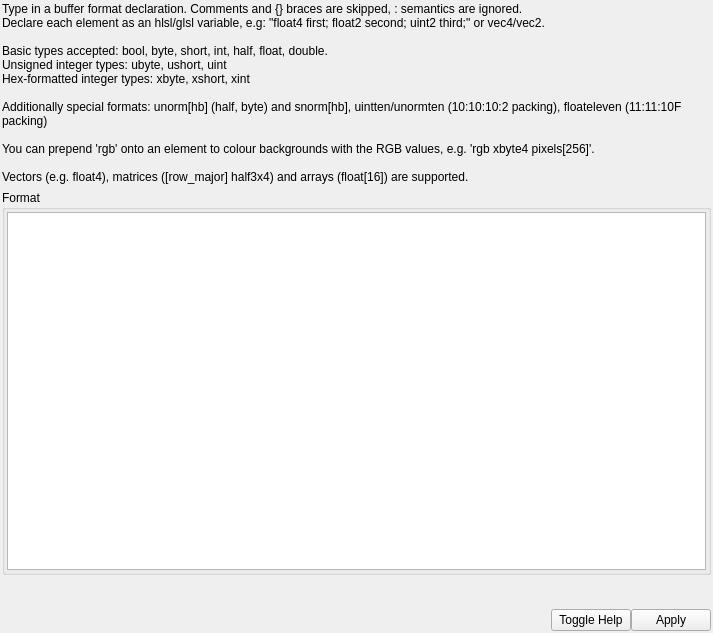
The window that qrenderdoc/Widgets/BufferFormatSpecifier.ui (baldurk/renderdoc) describes before a commit, drawn with Qt 5.
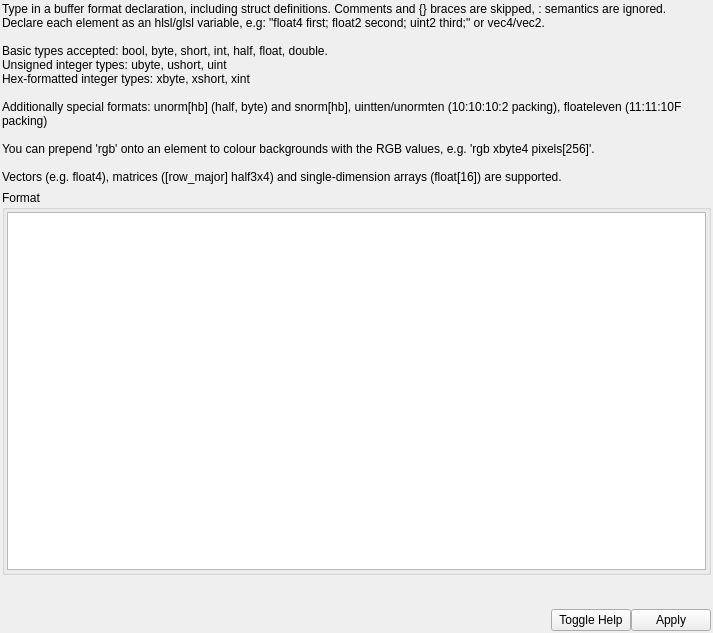
The same window after the commit.

Commit message:
Support specifying structs in buffer formatter. Closes #805
* Structs and arrays-of-structs are completely flattened for the purposes of
  displaying them still.

What changed in the file:
```diff
--- a/qrenderdoc/Widgets/BufferFormatSpecifier.ui
+++ b/qrenderdoc/Widgets/BufferFormatSpecifier.ui
@@ -75,7 +75,7 @@
    <item row="0" column="0" colspan="2">
     <widget class="QLabel" name="helpText">
      <property name="text">
-      <string>Type in a buffer format declaration. Comments and {} braces are skipped, : semantics are ignored.
+      <string>Type in a buffer format declaration, including struct definitions. Comments and {} braces are skipped, : semantics are ignored.
 Declare each element as an hlsl/glsl variable, e.g: &quot;float4 first; float2 second; uint2 third;&quot; or vec4/vec2.
 
 Basic types accepted: bool, byte, short, int, half, float, double.
@@ -86,7 +86,7 @@
 
 You can prepend 'rgb' onto an element to colour backgrounds with the RGB values, e.g. 'rgb xbyte4 pixels[256]'.
 
-Vectors (e.g. float4), matrices ([row_major] half3x4) and arrays (float[16]) are supported.</string>
+Vectors (e.g. float4), matrices ([row_major] half3x4) and single-dimension arrays (float[16]) are supported.</string>
      </property>
      <property name="wordWrap">
       <bool>true</bool>
```
The commit also changes 3 other files.
